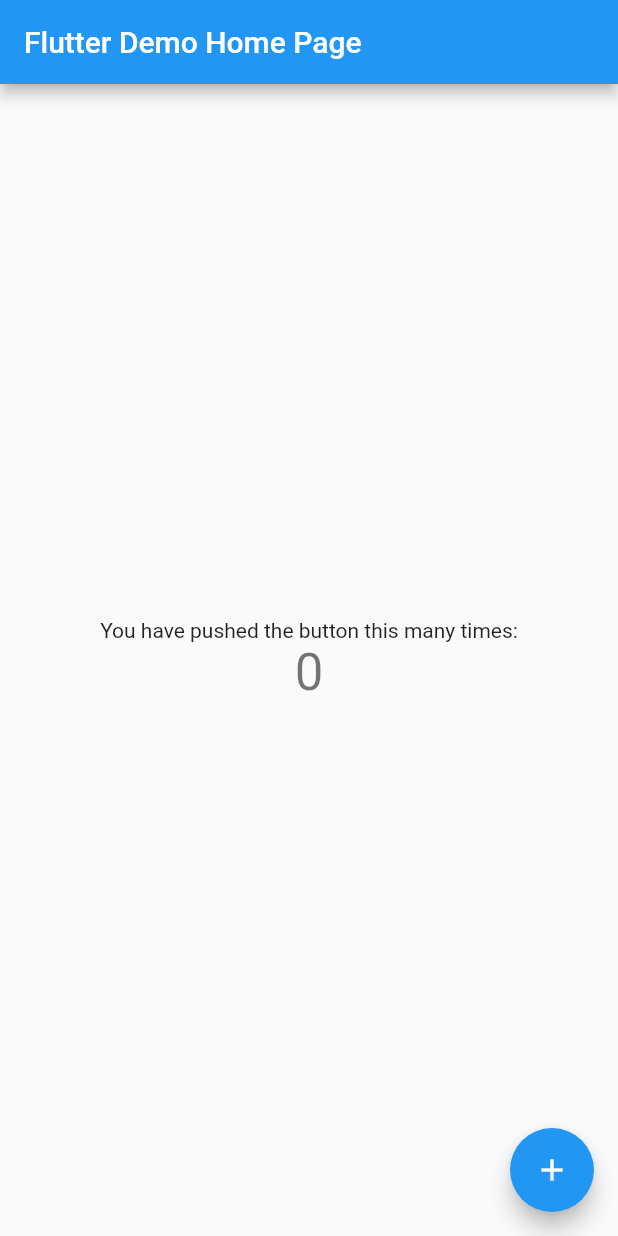
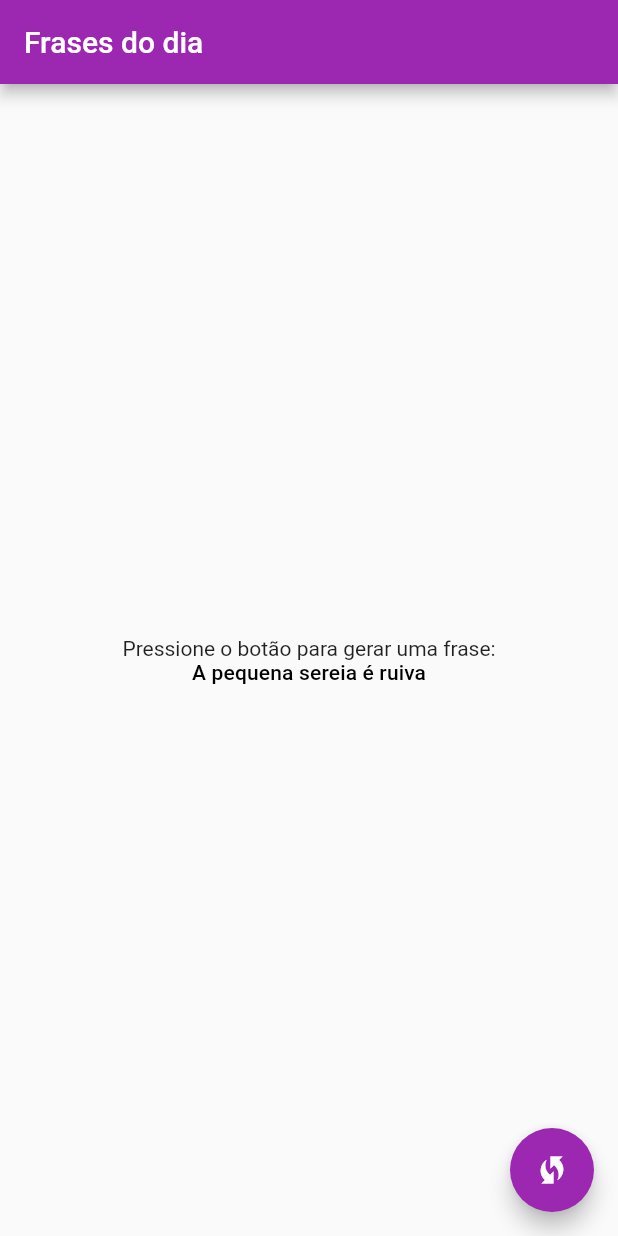
Before and after one commit to originwolf/aulas-flutter, a Flutter app: the screen it shows after launch, on a phone screen of 412 x 824 dp. Run offline on Flutter 3.47's test engine with Material 2 defaults, Android fonts, the phone set to English and light mode, and no system bars.

Commit message:
Finalized app "frases do dia"

```diff
--- a/primeiro_projeto/lib/main.dart
+++ b/primeiro_projeto/lib/main.dart
@@ -1,3 +1,5 @@
+import 'dart:math';
+
 import 'package:flutter/material.dart';
 
 void main() {
@@ -5,39 +7,20 @@ void main() {
 }
 
 class MyApp extends StatelessWidget {
-  // This widget is the root of your application.
   @override
   Widget build(BuildContext context) {
     return MaterialApp(
       title: 'Flutter Demo',
       theme: ThemeData(
-        // This is the theme of your application.
-        //
-        // Try running your application with "flutter run". You'll see the
-        // application has a blue toolbar. Then, without quitting the app, try
-        // changing the primarySwatch below to Colors.green and then invoke
-        // "hot reload" (press "r" in the console where you ran "flutter run",
-        // or simply save your changes to "hot reload" in a Flutter IDE).
-        // Notice that the counter didn't reset back to zero; the application
-        // is not restarted.
-        primarySwatch: Colors.blue,
+        primarySwatch: Colors.purple,
       ),
-      home: MyHomePage(title: 'Flutter Demo Home Page'),
+      home: MyHomePage(title: 'Frases do dia'),
     );
   }
 }
 
 class MyHomePage extends StatefulWidget {
   MyHomePage({Key key, this.title}) : super(key: key);
-
-  // This widget is the home page of your application. It is stateful, meaning
-  // that it has a State object (defined below) that contains fields that affect
-  // how it looks.
-
-  // This class is the configuration for the state. It holds the values (in this
-  // case the title) provided by the parent (in this case the App widget) and
-  // used by the build method of the State. Fields in a Widget subclass are
-  // always marked "final".
 
   final String title;
 
@@ -46,68 +29,78 @@ class MyHomePage extends StatefulWidget {
 }
 
 class _MyHomePageState extends State<MyHomePage> {
-  int _counter = 0;
 
-  void _incrementCounter() {
+  int _numeroAleatorio = 0;
+
+  List _textoFrase = [
+    'A pequena sereia é ruiva',
+    'A pequena sereia é morena',
+    'A pequena sereia é loira',
+    'A pequena sereia é careca'
+  ];
+
+  //String _fraseUm = "A pequena sereia é ruiva";
+  //String _fraseDois = "A pequena sereia é morena";
+  //String _fraseTres = "A pequena sereia é loira";
+  //String _fraseQuatro = "A pequena sereia é careca";
+  //String _textoFrase = "";
+
+  void _aleatoriza() {
     setState(() {
-      // This call to setState tells the Flutter framework that something has
-      // changed in this State, which causes it to rerun the build method below
-      // so that the display can reflect the updated values. If we changed
-      // _counter without calling setState(), then the build method would not be
-      // called again, and so nothing would appear to happen.
-      _counter++;
+      _numeroAleatorio = new Random().nextInt(4);
+
+
+
+      /*switch (_numeroAleatorio){
+        case 0: {
+          _textoFrase = _fraseUm;
+        }
+        break;
+        case 1: {
+          _textoFrase = _fraseDois;
+        }
+        break;
+        case 2: {
+          _textoFrase = _fraseTres;
+        }
+        break;
+        case 3: {
+          _textoFrase = _fraseQuatro;
+        }
+        break;
+        default: {
+          _textoFrase = "Não tem pequena sereia hoje";
+        }
+        break;
+      }*/
     });
   }
 
   @override
   Widget build(BuildContext context) {
-    // This method is rerun every time setState is called, for instance as done
-    // by the _incrementCounter method above.
-    //
-    // The Flutter framework has been optimized to make rerunning build methods
-    // fast, so that you can just rebuild anything that needs updating rather
-    // than having to individually change instances of widgets.
     return Scaffold(
       appBar: AppBar(
-        // Here we take the value from the MyHomePage object that was created by
-        // the App.build method, and use it to set our appbar title.
         title: Text(widget.title),
       ),
       body: Center(
-        // Center is a layout widget. It takes a single child and positions it
-        // in the middle of the parent.
         child: Column(
-          // Column is also a layout widget. It takes a list of children and
-          // arranges them vertically. By default, it sizes itself to fit its
-          // children horizontally, and tries to be as tall as its parent.
-          //
-          // Invoke "debug painting" (press "p" in the console, choose the
-          // "Toggle Debug Paint" action from the Flutter Inspector in Android
-          // Studio, or the "Toggle Debug Paint" command in Visual Studio Code)
-          // to see the wireframe for each widget.
-          //
-          // Column has various properties to control how it sizes itself and
-          // how it positions its children. Here we use mainAxisAlignment to
-          // center the children vertically; the main axis here is the vertical
-          // axis because Columns are vertical (the cross axis would be
-          // horizontal).
           mainAxisAlignment: MainAxisAlignment.center,
           children: <Widget>[
             Text(
-              'You have pushed the button this many times:',
+              'Pressione o botão para gerar uma frase:',
             ),
             Text(
-              '$_counter',
-              style: Theme.of(context).textTheme.headline4,
+              _textoFrase[_numeroAleatorio],
+              style: Theme.of(context).textTheme.subtitle2,
             ),
           ],
         ),
       ),
       floatingActionButton: FloatingActionButton(
-        onPressed: _incrementCounter,
-        tooltip: 'Increment',
-        child: Icon(Icons.add),
-      ), // This trailing comma makes auto-formatting nicer for build methods.
+        onPressed: _aleatoriza,
+        tooltip: 'Frase aleatória',
+        child: Icon(Icons.wifi_protected_setup),
+      ),
     );
   }
 }
```
